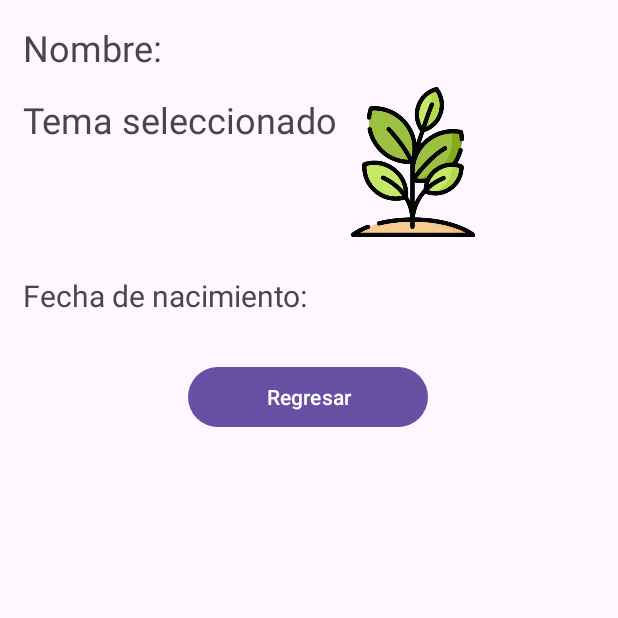
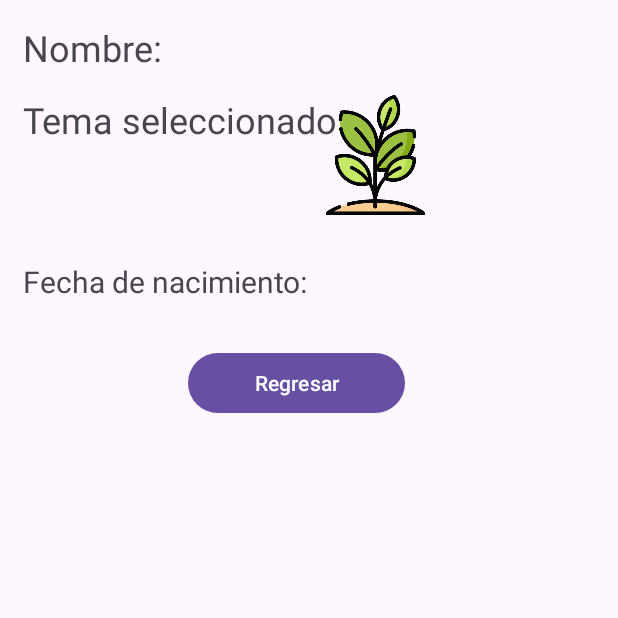
Before and after one commit to DarkZeyan/ITCHII-Android-Mobile-Apps, an Android app: the ViewDataActivity screen opened directly, with no data from a screen before it, on a phone screen of 412 x 824 dp, the top half of it. Run offline under Robolectric (Android 15) with nearby library versions, the phone set to English and light mode, and no system bars.

Commit message:
Finalizada practica de preferencias

```diff
--- a/Preferencias/app/src/main/res/layout/activity_view_data.xml
+++ b/Preferencias/app/src/main/res/layout/activity_view_data.xml
@@ -27,25 +27,24 @@
 
         <TableRow
             android:layout_width="match_parent"
-            android:layout_height="match_parent" >
+            android:layout_height="match_parent"
+            android:layout_margin="15sp">
 
             <TextView
                 android:id="@+id/textView_selection2"
                 android:layout_width="wrap_content"
                 android:layout_height="wrap_content"
-                android:layout_marginLeft="15sp"
-                android:layout_marginTop="15sp"
                 android:text="@string/textView_selectedTopic"
                 android:textSize="24sp" />
 
             <ImageView
                 android:id="@+id/imageView_selection"
-                android:layout_width="100sp"
-                android:layout_height="120sp"
+                android:layout_width="80sp"
+                android:layout_height="80sp"
                 android:layout_marginLeft="-10sp"
                 android:maxWidth="10sp"
                 android:maxHeight="10sp"
-                android:translationX="10sp"
+                android:translationX="-5sp"
                 app:srcCompat="@drawable/planta"
                 tools:srcCompat="@drawable/planta" />
         </TableRow>
```
